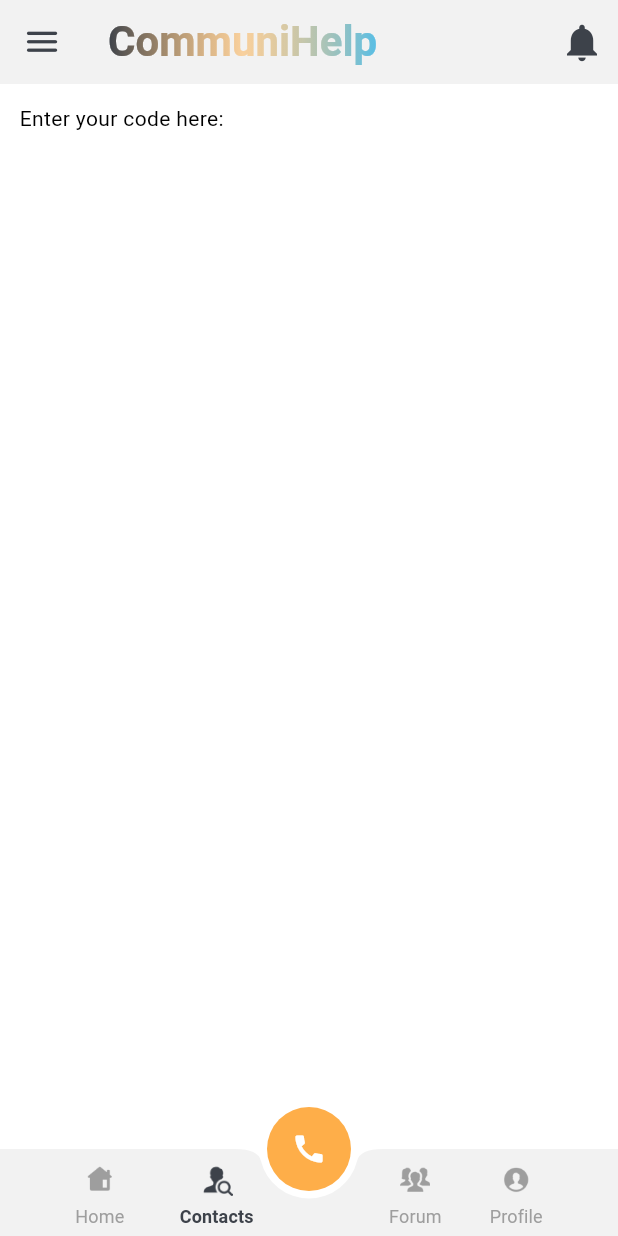
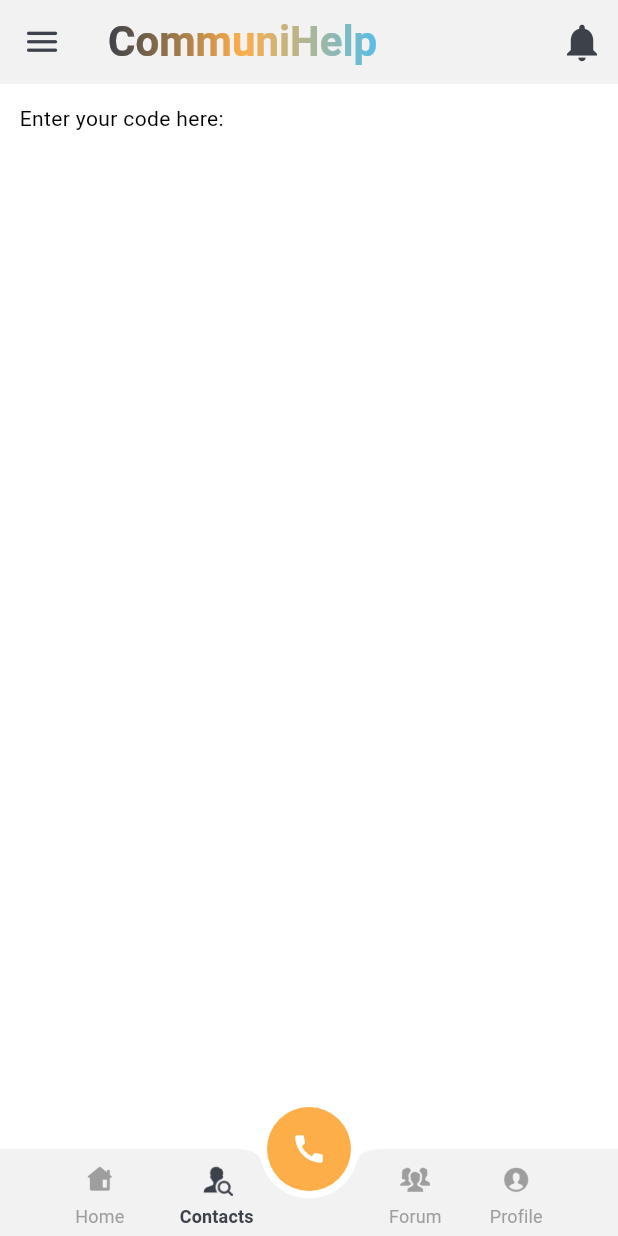
Before and after one commit to cent-ivan/CommuniHelp_App, a Flutter app: the screen it shows after launch, item 2 of the bottom bar chosen, on a phone screen of 412 x 824 dp. Run offline on Flutter 3.47's test engine with Material 3 defaults, Android fonts, the phone set to English and light mode, and no system bars.

Commit message:
modfied some lines

```diff
--- a/lib/Views/base.dart
+++ b/lib/Views/base.dart
@@ -239,7 +239,7 @@ class BaseAppBar extends StatelessWidget implements PreferredSizeWidget{
     return AppBar(
       title: ShaderMask(
         shaderCallback: (bounds) => LinearGradient(
-          colors: [Theme.of(context).colorScheme.outline, const Color(0x80FEAE49),   const Color(0xFF57BEE6)],
+          colors: [Theme.of(context).colorScheme.outline, const Color(0xFFFEAE49),   const Color(0xFF57BEE6)],
         ).createShader(bounds),
 
         child: const Text(
@@ -247,7 +247,7 @@ class BaseAppBar extends StatelessWidget implements PreferredSizeWidget{
           style: TextStyle(
             color: Colors.white,
             fontSize: 28,
-            fontWeight: FontWeight.bold
+            fontWeight: FontWeight.bold,
           ),
         ),
       ),
```
